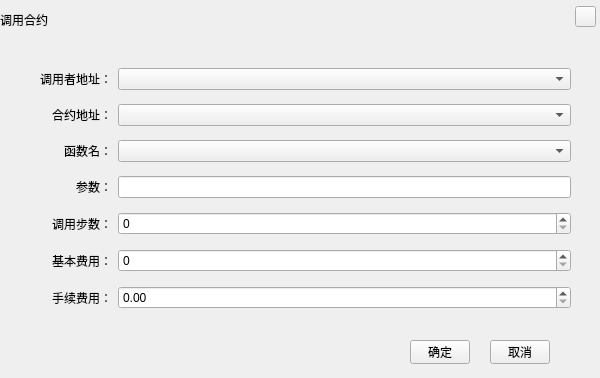
HcashOrg/HX-IDE, file ChainIDE/custom/CallContractWidgetUB.ui: the form before one commit.
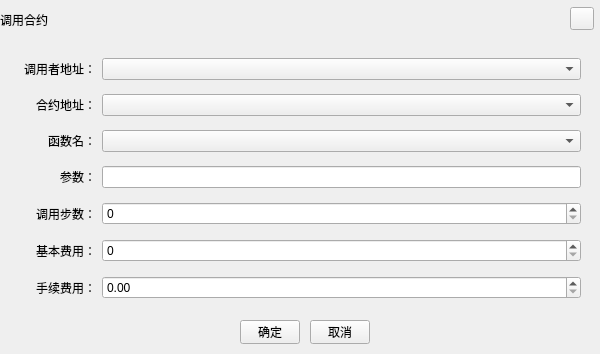
The form after the commit.

The edit to the form file:
```diff
--- a/ChainIDE/custom/CallContractWidgetUB.ui
+++ b/ChainIDE/custom/CallContractWidgetUB.ui
@@ -7,7 +7,7 @@
     <x>0</x>
     <y>0</y>
     <width>600</width>
-    <height>378</height>
+    <height>354</height>
    </rect>
   </property>
   <property name="windowTitle">
@@ -29,10 +29,10 @@
   <widget class="QToolButton" name="closeBtn">
    <property name="geometry">
     <rect>
-     <x>575</x>
-     <y>6</y>
-     <width>21</width>
-     <height>21</height>
+     <x>570</x>
+     <y>7</y>
+     <width>24</width>
+     <height>23</height>
     </rect>
    </property>
    <property name="cursor">
@@ -45,8 +45,8 @@
   <widget class="QToolButton" name="okBtn">
    <property name="geometry">
     <rect>
-     <x>410</x>
-     <y>340</y>
+     <x>240</x>
+     <y>320</y>
      <width>60</width>
      <height>24</height>
     </rect>
@@ -61,8 +61,8 @@
   <widget class="QToolButton" name="cancelBtn">
    <property name="geometry">
     <rect>
-     <x>490</x>
-     <y>340</y>
+     <x>310</x>
+     <y>320</y>
      <width>60</width>
      <height>24</height>
     </rect>
@@ -77,13 +77,13 @@
   <widget class="QWidget" name="layoutWidget">
    <property name="geometry">
     <rect>
-     <x>40</x>
-     <y>60</y>
-     <width>531</width>
+     <x>0</x>
+     <y>50</y>
+     <width>581</width>
      <height>261</height>
     </rect>
    </property>
-   <layout class="QGridLayout" name="gridLayout">
+   <layout class="QGridLayout" name="gridLayout" columnstretch="1,5">
     <item row="0" column="0">
      <widget class="QLabel" name="label_2">
       <property name="text">
```
